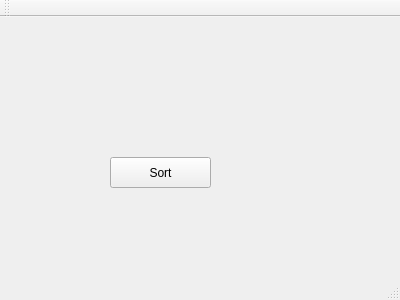
First picture: the form in Oblig3/Application/mainwindow.ui, repository Skau/ADS101Obliger, before the edit.
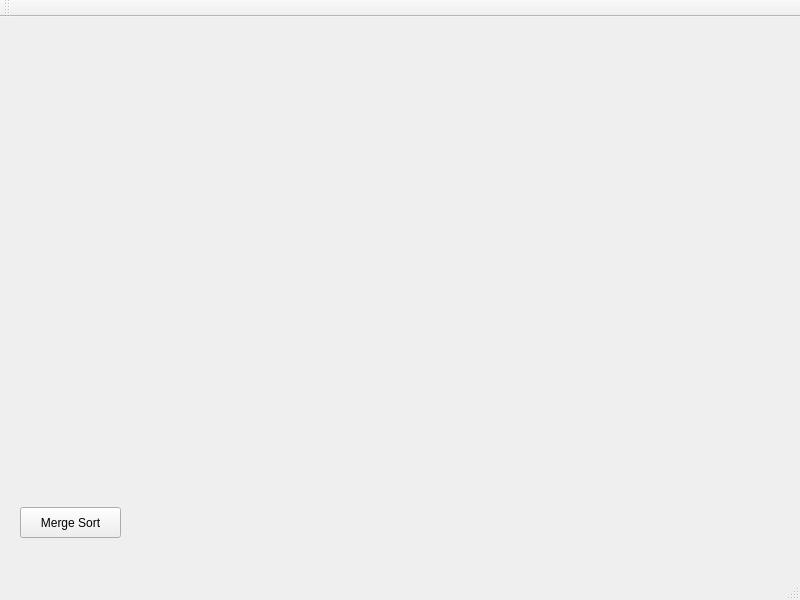
Second picture: the form after the edit.

Diff of the .ui file:
```diff
--- a/Oblig3/Application/mainwindow.ui
+++ b/Oblig3/Application/mainwindow.ui
@@ -6,8 +6,8 @@
    <rect>
     <x>0</x>
     <y>0</y>
-    <width>400</width>
-    <height>300</height>
+    <width>800</width>
+    <height>600</height>
    </rect>
   </property>
   <property name="windowTitle">
@@ -17,14 +17,14 @@
    <widget class="QPushButton" name="sortButton">
     <property name="geometry">
      <rect>
-      <x>110</x>
-      <y>140</y>
+      <x>20</x>
+      <y>490</y>
       <width>101</width>
       <height>31</height>
      </rect>
     </property>
     <property name="text">
-     <string>Sort</string>
+     <string>Merge Sort</string>
     </property>
    </widget>
   </widget>
```
Left out of the diff: 4 changed lines with no effect on the pictures.
